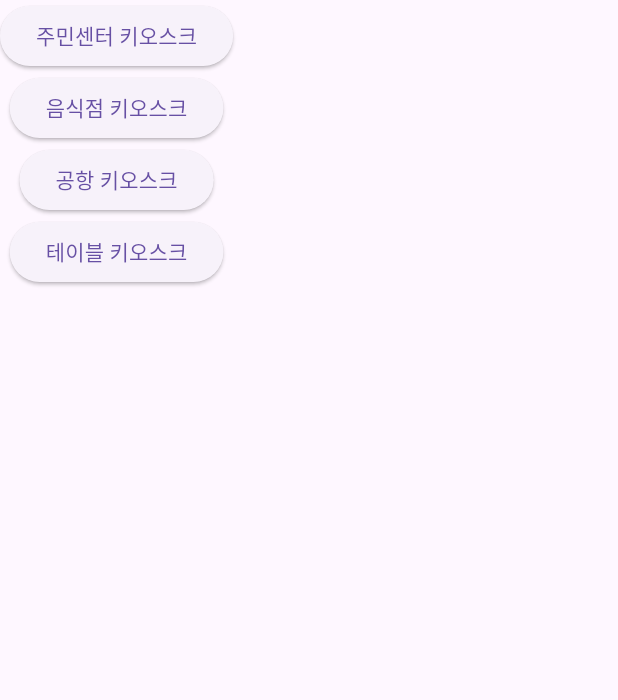
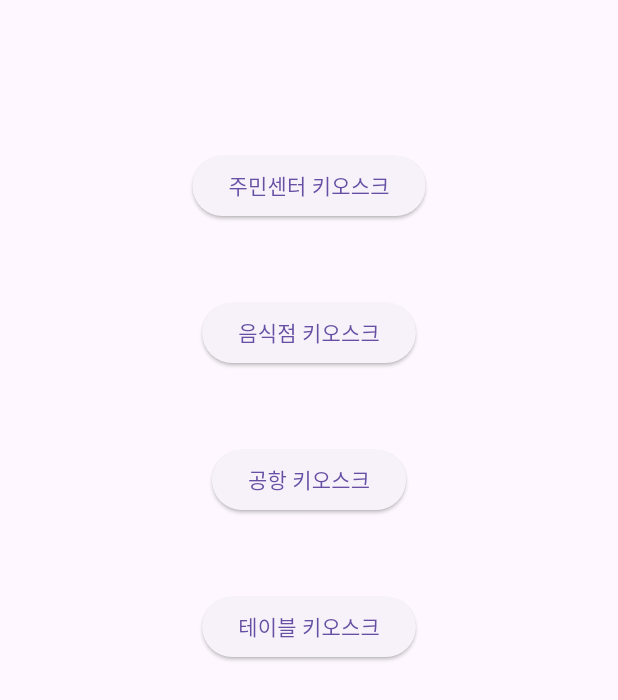
Before and after one commit to y-praise/kiosk_practice, a Flutter app: the screen it shows after launch, on a phone screen of 412 x 824 dp. Shown: the top 700 px of the screen. Run offline on Flutter 3.47's test engine with Material 3 defaults, Android fonts, the phone set to English and light mode, and no system bars.

Commit message:
change ui

```diff
--- a/lib/firstpage.dart
+++ b/lib/firstpage.dart
@@ -4,26 +4,32 @@ class Firstpage extends StatelessWidget {
   @override
   Widget build(BuildContext context) {
     return Scaffold(
-      body: Column(
+      body: Center(
+        child: Column(
         children: [
+          SizedBox(height: 100,),
           ElevatedButton(
             onPressed: () {Navigator.pushNamed(context, '/yoon');},
             child: Text('주민센터 키오스크')
           ),
+          SizedBox(height: 50,),
           ElevatedButton(
             onPressed: () {Navigator.pushNamed(context, '/jung');},
             child: Text('음식점 키오스크')
           ),
+          SizedBox(height: 50,),
           ElevatedButton(
             onPressed: () {Navigator.pushNamed(context, '/hong');},
             child: Text('공항 키오스크')
           ),
+          SizedBox(height: 50,),
           ElevatedButton(
             onPressed: () {Navigator.pushNamed(context, '/jang');},
             child: Text('테이블 키오스크')
           ),
         ],
             ),
+      ),
     );
   }
 }
--- a/lib/yoon_lib/outline.dart
+++ b/lib/yoon_lib/outline.dart
@@ -454,6 +454,7 @@ class CivilServiceMachineState extends State<CivilServiceMachine> {
                                           ),
                                         ],
                                       ),
+                                      Spacer(),
                                       Column(
                                         children: [
                                           Container(
@@ -461,11 +462,12 @@ class CivilServiceMachineState extends State<CivilServiceMachine> {
                                             margin: EdgeInsets.all(5),
                                             padding: EdgeInsets.all(3),
                                             child: Text(
-                                              '동전 넣는 곳',
+                                              '동전 \n넣는 곳',
                                               style: TextStyle(
                                                 color: Colors.white,
                                                 fontSize: 10,
                                               ),
+                                              textAlign: TextAlign.center,
                                             ),
                                           ),
                                           Container(
@@ -534,6 +536,7 @@ class CivilServiceMachineState extends State<CivilServiceMachine> {
                                           ),
                                         ],
                                       ),
+                                      Spacer(),
                                       Column(
                                         children: [
                                           Container(
```
Lines whose indentation alone changed are shown as unchanged.
